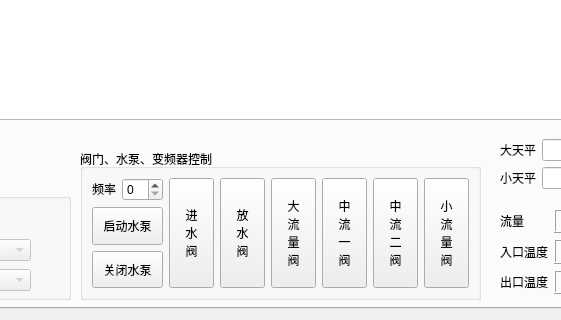
Qt form source/weightMethod/weightmethod.ui (flimmy78/qtverify) before a commit; both pictures show x 223 to 784 and y 518 to 838 of the 1284 by 838 pixel window.
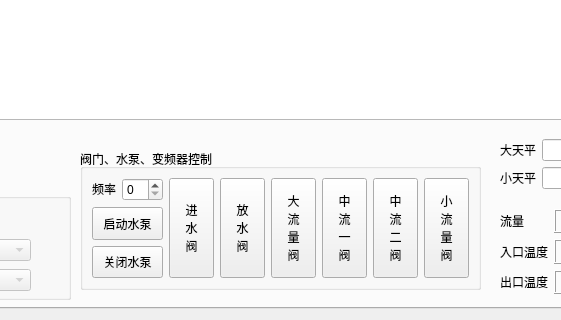
The same form after that commit.

```diff
--- a/source/weightMethod/weightmethod.ui
+++ b/source/weightMethod/weightmethod.ui
@@ -146,7 +146,7 @@
          <x>290</x>
          <y>630</y>
          <width>401</width>
-         <height>151</height>
+         <height>141</height>
         </rect>
        </property>
        <property name="title">
```
